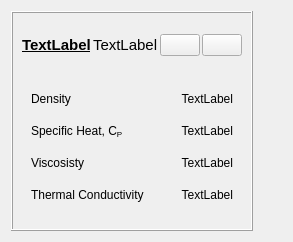
nextfoam/baram, file view/setup/materials/material_card.ui: the form before one commit.
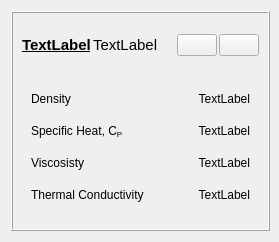
The form after the commit. Icons and pictures are not drawn.

```diff
--- a/view/setup/materials/material_card.ui
+++ b/view/setup/materials/material_card.ui
@@ -21,7 +21,7 @@
   </property>
   <layout class="QVBoxLayout" name="verticalLayout_3">
    <property name="rightMargin">
-    <number>40</number>
+    <number>9</number>
    </property>
    <item>
     <widget class="QFrame" name="frame">
```
